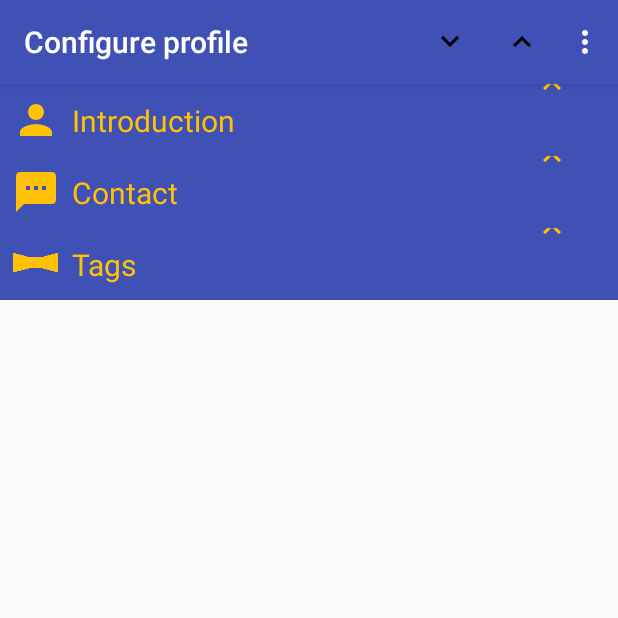
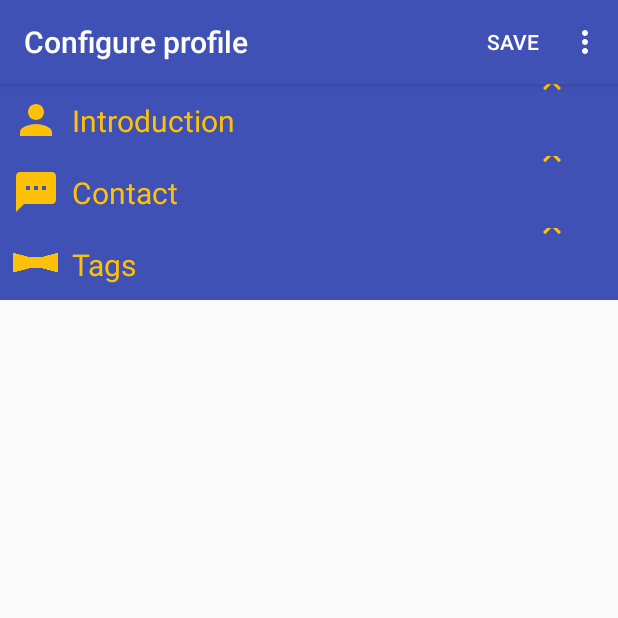
Before and after one commit to marcullo/maevent, an Android app: the ConfigureProfileActivity screen opened directly, with no data from a screen before it, on a phone screen of 412 x 824 dp, the top half of it. Run offline under Robolectric (Android 15) with nearby library versions, the phone set to English and light mode, and no system bars; libraries missing offline, so code that uses them is left out: me.originqiu.library; 3 statements that could not run were skipped.

Commit message:
added main activity layout

```diff
--- a/mobile/app/src/main/AndroidManifest.xml
+++ b/mobile/app/src/main/AndroidManifest.xml
@@ -26,6 +26,11 @@
             android:label="@string/text_config_profile"
             android:windowSoftInputMode="stateHidden">
         </activity>
+
+        <activity android:name=".MainActivity"
+            android:windowSoftInputMode="stateHidden">
+        </activity>
+
     </application>
 
 </manifest>
--- a/mobile/app/src/main/java/com/devmarcul/maevent/profile/Profile.java
+++ b/mobile/app/src/main/java/com/devmarcul/maevent/profile/Profile.java
@@ -21,21 +21,9 @@ public class Profile {
     private static GoogleSignInAccount googleAccount;
     //TODO Refactor photo storage in order not to load from the internet constantly
     private static Bitmap photo;
-    private static String location;
 
-    public static void updateContent(Context context) {
-        //TODO Replace dummy initialization with data base query
-        initializeContent();
-
-        if (!isNameValid()) {
-            googleAccount = GoogleSignIn.getLastSignedInAccount(context);
-            if (googleAccount != null) {
-                updateFromGoogleAccount();
-            }
-            else {
-                Prompt.displayShort("Error while retrieving data!", context);
-            }
-        }
+    public static boolean isValid() {
+        return content.valid;
     }
 
     public static boolean hasPhoto() {
@@ -104,12 +92,21 @@ public class Profile {
         content.tags.add("SOLID");
     }
 
-    private static boolean isNameValid() {
-        return content.firstName != null
-                && content.lastName != null
-                && content.firstName.length() > 2
-                && content.lastName.length() > 2
-                && !content.firstName.equals(content.lastName);
+    public static void updateContent(Context context) {
+        //TODO Replace dummy initialization with data base query
+        initializeContent();
+
+        if (!isValid()) {
+            googleAccount = GoogleSignIn.getLastSignedInAccount(context);
+            if (googleAccount != null) {
+                updateFromGoogleAccount();
+            }
+            else {
+                Prompt.displayShort("Error while retrieving data!", context);
+            }
+        }
+
+        content.valid = checkValidity();
     }
 
     private static void updateFromGoogleAccount() {
@@ -158,4 +155,12 @@ public class Profile {
             photo = bmp;
         }
     }
+
+    public static boolean checkValidity() {
+        return content.firstName != null
+                && content.lastName != null
+                && content.firstName.length() > 1
+                && content.lastName.length() > 1
+                && !content.firstName.equals(content.lastName);
+    }
 }
--- a/mobile/app/src/main/java/com/devmarcul/maevent/profile/ProfileContent.java
+++ b/mobile/app/src/main/java/com/devmarcul/maevent/profile/ProfileContent.java
@@ -17,6 +17,7 @@ public class ProfileContent {
     public boolean hasPhoto;
     public List<String> tags;
     public Uri photo;
+    public boolean valid;
 
     ProfileContent() {
         firstName = "";
@@ -31,5 +32,6 @@ public class ProfileContent {
         tags = null;
         hasPhoto = false;
         photo = null;
+        valid = false;
     }
 }
--- /dev/null
+++ b/mobile/app/src/main/res/drawable/ic_date_range.xml
@@ -0,0 +1,4 @@
+<vector android:height="24dp" android:viewportHeight="48"
+    android:viewportWidth="48" android:width="24dp" xmlns:android="http://schemas.android.com/apk/res/android">
+    <path android:fillColor="#FF000000" android:pathData="M18,22h-4v4h4v-4zM26,22h-4v4h4v-4zM34,22h-4v4h4v-4zM38,8h-2L36,4h-4v4L16,8L16,4h-4v4h-2c-2.22,0 -3.98,1.8 -3.98,4L6,40c0,2.2 1.78,4 4,4h28c2.2,0 4,-1.8 4,-4L42,12c0,-2.2 -1.8,-4 -4,-4zM38,40L10,40L10,18h28v22z"/>
+</vector>
--- /dev/null
+++ b/mobile/app/src/main/res/drawable/ic_flash.xml
@@ -0,0 +1,4 @@
+<vector android:height="24dp" android:viewportHeight="48"
+    android:viewportWidth="48" android:width="24dp" xmlns:android="http://schemas.android.com/apk/res/android">
+    <path android:fillColor="#FF000000" android:pathData="M14,4v22h6v18l14,-24h-8l8,-16z"/>
+</vector>
--- a/mobile/app/src/main/res/menu/configure_profile.xml
+++ /dev/null
@@ -1,22 +0,0 @@
-<?xml version="1.0" encoding="utf-8"?>
-<menu xmlns:android="http://schemas.android.com/apk/res/android"
-    xmlns:app="http://schemas.android.com/apk/res-auto">
-
-    <item
-        android:id="@+id/action_expand_all"
-        android:icon="@drawable/ic_arrow_down"
-        android:title="@string/configure_profile_expand_all"
-        app:showAsAction="always"/>
-
-    <item
-        android:id="@+id/action_collapse_all"
-        android:icon="@drawable/ic_arrow_up"
-        android:title="@string/configure_profile_collapse_all"
-        app:showAsAction="always"/>
-
-    <item
-        android:id="@+id/action_logout"
-        android:icon="@drawable/googleg_standard_color_18"
-        android:title="@string/text_logout"
-        app:showAsAction="never"/>
-</menu>
--- /dev/null
+++ b/mobile/app/src/main/res/menu/menu_configure_profile.xml
@@ -0,0 +1,20 @@
+<?xml version="1.0" encoding="utf-8"?>
+<menu xmlns:android="http://schemas.android.com/apk/res/android"
+    xmlns:app="http://schemas.android.com/apk/res-auto">
+
+    <item
+        android:id="@+id/configure_profile_action_save"
+        android:title="@string/configure_profile_save"
+        app:showAsAction="always"/>
+
+    <item
+        android:id="@+id/configure_profile_action_cancel"
+        android:visible="false"
+        android:title="@string/configure_profile_cancel"
+        app:showAsAction="never"/>
+
+    <item
+        android:id="@+id/configure_profile_action_logout"
+        android:title="@string/text_logout"
+        app:showAsAction="never"/>
+</menu>
--- a/mobile/app/src/main/res/values/strings.xml
+++ b/mobile/app/src/main/res/values/strings.xml
@@ -5,8 +5,8 @@
     <string name="text_config_profile">Configure profile</string>
     <string name="text_logout">Log out</string>
 
-    <string name="configure_profile_expand_all">Expand all</string>
-    <string name="configure_profile_collapse_all">Collapse all</string>
+    <string name="configure_profile_save">SAVE</string>
+    <string name="configure_profile_cancel">Cancel</string>
     <string name="configure_profile_introduction_label">Introduction</string>
     <string name="configure_profile_contact_label">Contact</string>
     <string name="configure_profile_tags_picker_label">Tags</string>
@@ -24,4 +24,9 @@
         <item>M.Sc.</item>
         <item>Phd.</item>
     </string-array>
+
+    <string name="main_incoming_events_label">Agenda</string>
+    <string name="main_live_event_label">Live</string>
+    <string name="main_create_event_label">Maven</string>
+
 </resources>
```
Also changed, not shown: mobile/app/src/main/java/com/devmarcul/maevent/ConfigureProfileActivity.java (+23 -28 lines), mobile/app/src/main/java/com/devmarcul/maevent/MainActivity.java (added, +64 -0 lines), mobile/app/src/main/java/com/devmarcul/maevent/fragment/AgendaFragment.java (added, +23 -0 lines), mobile/app/src/main/res/layout/activity_main.xml (added, +28 -0 lines), mobile/app/src/main/res/layout/main_fragment_agenda.xml (added, +14 -0 lines), mobile/app/src/main/res/menu/menu_main_navigation.xml (added, +21 -0 lines), 2 other files.
